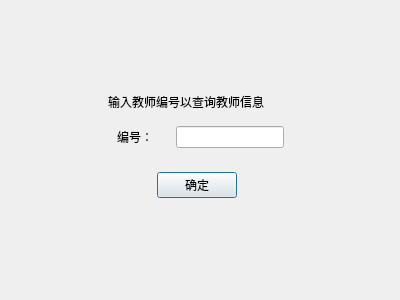
Old version of the form finddialog.ui in the repository PLlee3694/QtProject.
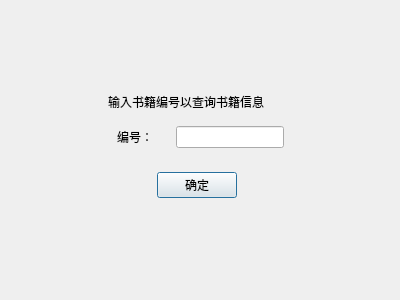
New version of the form.

```diff
--- a/finddialog.ui
+++ b/finddialog.ui
@@ -61,7 +61,7 @@
         <item>
          <widget class="QLabel" name="title_label">
           <property name="text">
-           <string>输入教师编号以查询教师信息</string>
+           <string>输入书籍编号以查询书籍信息</string>
           </property>
          </widget>
         </item>
```
